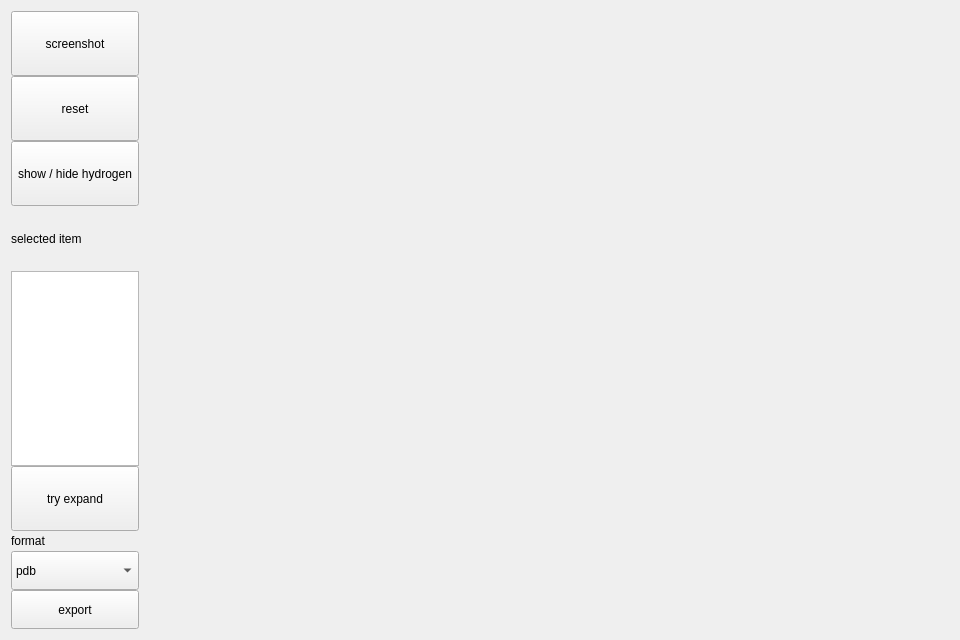
First picture: the form in app/ui/view3d_widget.ui, repository xuguodong1999/COCR, before the edit.
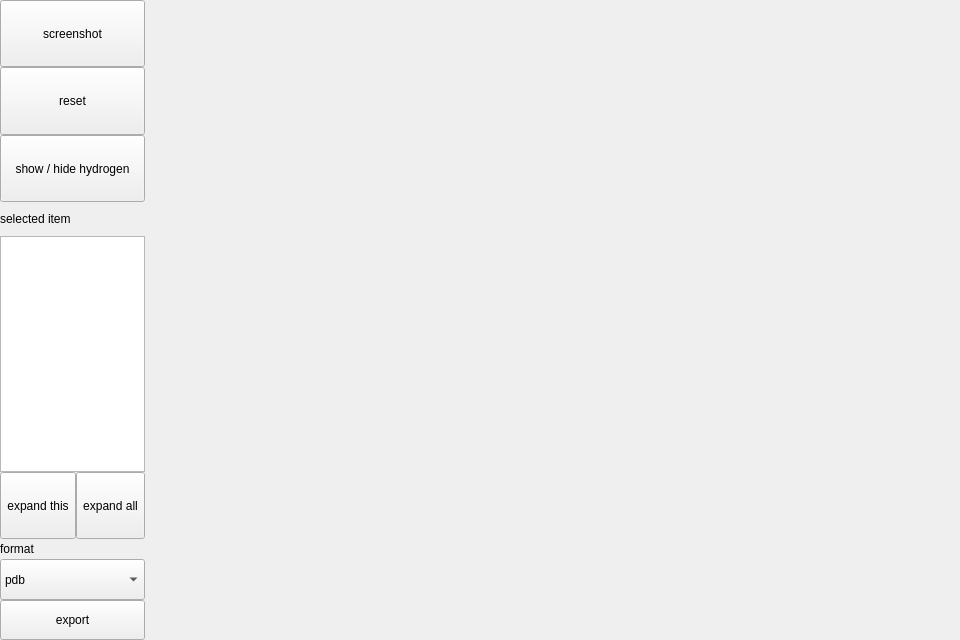
Second picture: the form after the edit.

```diff
--- a/app/ui/view3d_widget.ui
+++ b/app/ui/view3d_widget.ui
@@ -14,6 +14,21 @@
             <string>3D Viewer</string>
         </property>
         <layout class="QHBoxLayout" name="horizontalLayout" stretch="1,9">
+            <property name="spacing">
+                <number>0</number>
+            </property>
+            <property name="leftMargin">
+                <number>0</number>
+            </property>
+            <property name="topMargin">
+                <number>0</number>
+            </property>
+            <property name="rightMargin">
+                <number>0</number>
+            </property>
+            <property name="bottomMargin">
+                <number>0</number>
+            </property>
             <item>
                 <layout class="QVBoxLayout" name="v3d_ctrl_layout" stretch="2,2,2,10,3">
                     <property name="spacing">
@@ -59,7 +74,10 @@
                         </widget>
                     </item>
                     <item>
-                        <layout class="QVBoxLayout" name="pick_layout" stretch="1,3,1">
+                        <layout class="QVBoxLayout" name="pick_layout" stretch="1,7,2">
+                            <property name="spacing">
+                                <number>0</number>
+                            </property>
                             <item>
                                 <widget class="QLabel" name="pick_label">
                                     <property name="text">
@@ -75,6 +93,11 @@
                                 </widget>
                             </item>
                             <item>
+                                <layout class="QHBoxLayout" name="expand_layout" stretch="1,1">
+                                    <property name="spacing">
+                                        <number>0</number>
+                                    </property>
+                                    <item>
                                 <widget class="QToolButton" name="pick_btn">
                                     <property name="sizePolicy">
                                         <sizepolicy hsizetype="Preferred" vsizetype="Preferred">
@@ -83,14 +106,32 @@
                                         </sizepolicy>
                                     </property>
                                     <property name="text">
-                                        <string>try expand</string>
-                                    </property>
-                                </widget>
+                                                <string>expand this</string>
+                                            </property>
+                                        </widget>
+                                    </item>
+                                    <item>
+                                        <widget class="QToolButton" name="toolButton">
+                                            <property name="sizePolicy">
+                                                <sizepolicy hsizetype="Preferred" vsizetype="Preferred">
+                                                    <horstretch>0</horstretch>
+                                                    <verstretch>0</verstretch>
+                                                </sizepolicy>
+                                            </property>
+                                            <property name="text">
+                                                <string>expand all</string>
+                                            </property>
+                                        </widget>
+                                    </item>
+                                </layout>
                             </item>
                         </layout>
                     </item>
                     <item>
                         <layout class="QVBoxLayout" name="format_layout" stretch="1,2,2">
+                            <property name="spacing">
+                                <number>0</number>
+                            </property>
                             <item>
                                 <widget class="QLabel" name="format_label">
                                     <property name="text">
```
Left out of the diff: 2 changed lines with no effect on the pictures. Lines whose indentation alone changed are shown as unchanged.
